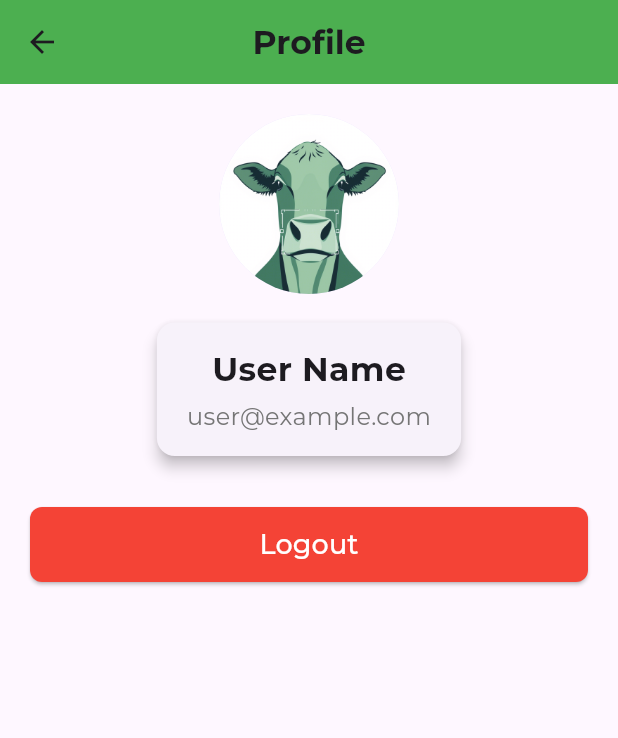
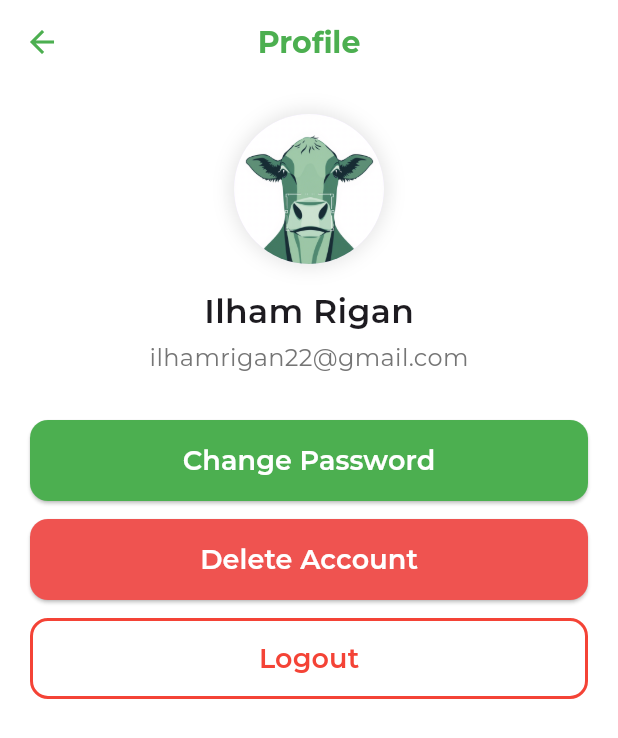
Before and after one commit to IlhamRichie/FMD-Disease-AI, a Flutter app: the ProfileScreen screen opened directly, on a phone screen of 412 x 824 dp. Shown: the top 738 px of the screen. Run offline on Flutter 3.47's test engine with Material 3 defaults, Android fonts, the phone set to English and light mode, and no system bars; our stand-ins replace animate_do, fl_chart, font_awesome_flutter, google_fonts.

Commit message:
Profile Screen

```diff
--- a/lib/pages/screens/profile_screen.dart
+++ b/lib/pages/screens/profile_screen.dart
@@ -4,66 +4,98 @@ class ProfileScreen extends StatelessWidget {
   @override
   Widget build(BuildContext context) {
     return Scaffold(
+      backgroundColor: Colors.white,
       appBar: AppBar(
-        title: Text("Profile", style: TextStyle(fontWeight: FontWeight.bold)),
-        backgroundColor: Colors.green,
+        title: const Text(
+          "Profile",
+          style: TextStyle(
+            fontWeight: FontWeight.bold, // Teks menjadi bold
+            fontSize: 20,
+            color: Colors.green, // Warna hijau
+          ),
+        ),
+        backgroundColor: Colors.white,
+        elevation: 0,
         centerTitle: true,
+        iconTheme: const IconThemeData(color: Colors.green),
       ),
       body: Padding(
-        padding: const EdgeInsets.all(20.0),
+        padding: const EdgeInsets.all(20),
         child: Column(
           crossAxisAlignment: CrossAxisAlignment.center,
           children: [
-            // Avatar pengguna
-            CircleAvatar(
-              radius: 60,
-              backgroundImage: AssetImage("assets/fmd3.png"), // Ganti dengan gambar profil
-            ),
-            SizedBox(height: 15),
-
-            // Informasi pengguna dalam Card
-            Card(
-              elevation: 4,
-              shape: RoundedRectangleBorder(
-                borderRadius: BorderRadius.circular(12),
+            // Avatar pengguna dengan efek bayangan
+            Container(
+              decoration: BoxDecoration(
+                shape: BoxShape.circle,
+                boxShadow: [
+                  BoxShadow(
+                    color: Colors.black.withOpacity(0.1),
+                    blurRadius: 10,
+                    spreadRadius: 2,
+                  ),
+                ],
               ),
-              child: Padding(
-                padding: const EdgeInsets.symmetric(vertical: 15, horizontal: 20),
-                child: Column(
-                  children: [
-                    Text(
-                      "User Name",
-                      style: TextStyle(fontSize: 22, fontWeight: FontWeight.bold),
-                    ),
-                    SizedBox(height: 5),
-                    Text(
-                      "user@example.com",
-                      style: TextStyle(fontSize: 16, color: Colors.grey[600]),
-                    ),
-                  ],
-                ),
+              child: const CircleAvatar(
+                radius: 50,
+                backgroundImage:
+                    AssetImage("assets/fmd3.png"), // Ganti dengan gambar profil
               ),
             ),
+            const SizedBox(height: 15),
 
-            SizedBox(height: 30),
+            // Informasi pengguna
+            const Text(
+              "Ilham Rigan",
+              style: TextStyle(fontSize: 22, fontWeight: FontWeight.w600),
+            ),
+            const SizedBox(height: 5),
+            Text(
+              "ilhamrigan22@gmail.com",
+              style: TextStyle(fontSize: 16, color: Colors.grey[600]),
+            ),
+            const SizedBox(height: 30),
 
-            // Tombol Logout dengan desain modern
+            // Tombol Change Password
+            _buildButton(
+              text: "Change Password",
+              color: Colors.green,
+              textColor: Colors.white,
+              onPressed: () {
+                // Tambahkan fungsi ganti password di sini
+              },
+            ),
+            const SizedBox(height: 12),
+
+            // Tombol Delete Account
+            _buildButton(
+              text: "Delete Account",
+              color: Colors.red.shade400,
+              textColor: Colors.white,
+              onPressed: () {
+                // Tambahkan fungsi hapus akun di sini
+              },
+            ),
+            const SizedBox(height: 12),
+
+            // Tombol Logout (OutlinedButton)
             SizedBox(
               width: double.infinity,
-              child: ElevatedButton(
-                style: ElevatedButton.styleFrom(
-                  backgroundColor: Colors.red,
-                  padding: EdgeInsets.symmetric(vertical: 12),
+              child: OutlinedButton(
+                style: OutlinedButton.styleFrom(
+                  foregroundColor: Colors.red,
+                  padding: const EdgeInsets.symmetric(vertical: 14),
                   shape: RoundedRectangleBorder(
-                    borderRadius: BorderRadius.circular(8),
+                    borderRadius: BorderRadius.circular(12),
                   ),
+                  side: const BorderSide(color: Colors.red, width: 2),
                 ),
                 onPressed: () {
                   // Tambahkan fungsi logout di sini
                 },
-                child: Text(
+                child: const Text(
                   "Logout",
-                  style: TextStyle(color: Colors.white, fontSize: 18),
+                  style: TextStyle(fontSize: 18, fontWeight: FontWeight.w600),
                 ),
               ),
             ),
@@ -72,4 +104,31 @@ class ProfileScreen extends StatelessWidget {
       ),
     );
   }
+
+  // Widget untuk tombol utama
+  Widget _buildButton({
+    required String text,
+    required Color color,
+    required Color textColor,
+    required VoidCallback onPressed,
+  }) {
+    return SizedBox(
+      width: double.infinity,
+      child: ElevatedButton(
+        style: ElevatedButton.styleFrom(
+          backgroundColor: color,
+          padding: const EdgeInsets.symmetric(vertical: 14),
+          shape: RoundedRectangleBorder(
+            borderRadius: BorderRadius.circular(12),
+          ),
+        ),
+        onPressed: onPressed,
+        child: Text(
+          text,
+          style: TextStyle(
+              color: textColor, fontSize: 18, fontWeight: FontWeight.w600),
+        ),
+      ),
+    );
+  }
 }
```
